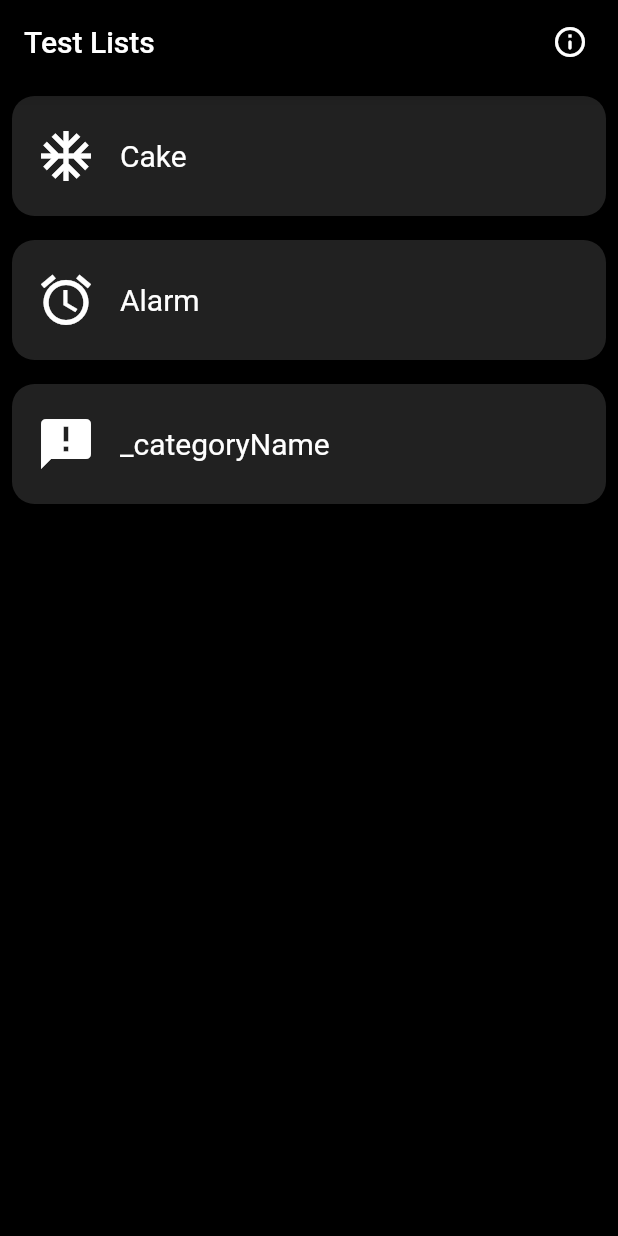
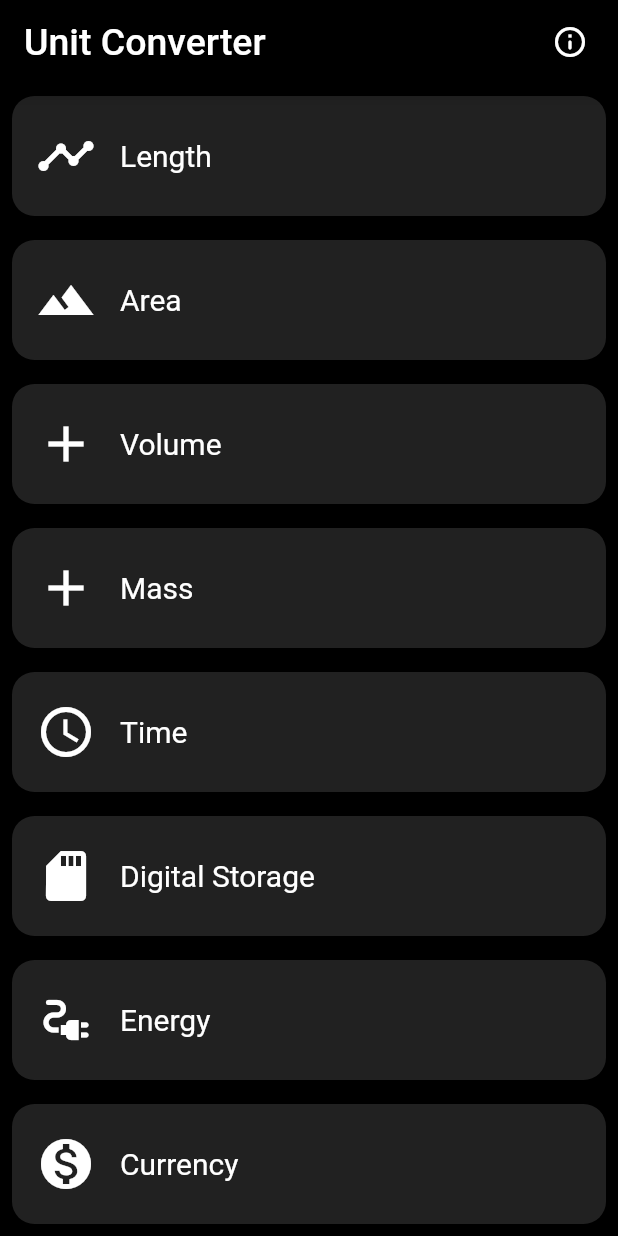
Before and after one commit to akashroshan135/unit-converter, a Flutter app: the screen it shows after launch, on a phone screen of 412 x 824 dp. Run offline on Flutter 3.47's test engine with Material 2 defaults, Android fonts, the phone set to English and light mode, and no system bars.

Commit message:
edit use listview builder

```diff
--- a/lib/category.dart
+++ b/lib/category.dart
@@ -19,9 +19,7 @@ class Category extends StatelessWidget {
   Widget build(BuildContext context) {
     return Padding(
       padding: EdgeInsets.all(8),
-
       child: Container(
-
         height: 80,
         child: Material(
           borderRadius: BorderRadius.circular(15),
@@ -46,7 +44,7 @@ class Category extends StatelessWidget {
                 Center(
                   child: Text(categoryName,
                       style: TextStyle(fontSize: 20, color: Colors.white)),
-                )
+                ),
               ],
             ),
           ),
--- /dev/null
+++ b/lib/category_route.dart
@@ -0,0 +1,79 @@
+// Copyright 2018 The Chromium Authors. All rights reserved.
+// Use of this source code is governed by a BSD-style license that can be
+// found in the LICENSE file.
+
+import 'package:flutter/material.dart';
+
+import 'category.dart';
+
+const _BGColor = Colors.black;
+
+class CategoryRoute extends StatelessWidget {
+  const CategoryRoute();
+
+  static const _categoryIcon = [
+    Icons.timeline,
+    Icons.landscape,
+    Icons.add_outlined,
+    Icons.add_outlined,
+    Icons.access_time,
+    Icons.sd_storage,
+    Icons.electrical_services,
+    Icons.monetization_on,
+  ];
+
+  static const _categoryNames = <String>[
+    'Length',
+    'Area',
+    'Volume',
+    'Mass',
+    'Time',
+    'Digital Storage',
+    'Energy',
+    'Currency',
+  ];
+
+  static const _baseColors = <Color>[
+    Colors.teal,
+    Colors.orange,
+    Colors.pinkAccent,
+    Colors.blueAccent,
+    Colors.yellow,
+    Colors.greenAccent,
+    Colors.purpleAccent,
+    Colors.red,
+  ];
+
+  @override
+  Widget build(BuildContext context) {
+    final appBar = AppBar(
+      title: Text(
+        'Unit Converter',
+        style: TextStyle(fontSize: 25, color: Colors.white),
+      ),
+      backgroundColor: _BGColor,
+      actions: [
+        Padding(
+          padding: EdgeInsets.all(8),
+          child: IconButton(
+            icon: Icon(Icons.info_outline_rounded),
+            onPressed: () => print('Shows about page'),
+          ),
+        ),
+      ],
+    );
+
+    final listview = Container(
+      // color: _BGColor,
+      child: ListView.builder(
+        itemCount: _categoryNames.length,
+        itemBuilder: (BuildContext context, int index) {
+          return Category(
+              _categoryNames[index], _categoryIcon[index], _baseColors[index]);
+        },
+      ),
+    );
+
+    return Scaffold(backgroundColor: _BGColor, appBar: appBar, body: listview);
+  }
+}
--- a/lib/main.dart
+++ b/lib/main.dart
@@ -4,43 +4,17 @@
 
 import 'package:flutter/material.dart';
 
-import 'category.dart';
+import 'category_route.dart';
 
-/// The function that is called when main.dart is run.
 void main() => runApp(MyApp());
 
-/// This widget is the root of our application.
-/// Currently, we just show one widget in our app.
 class MyApp extends StatelessWidget {
   @override
   Widget build(BuildContext context) {
     return MaterialApp(
       //debugShowCheckedModeBanner: false,
       title: 'Test Lists',
-      home: Scaffold(
-        appBar: AppBar(
-          title: Text('Test Lists'),
-          backgroundColor: Colors.black,
-          actions: [
-            Padding(
-              padding: EdgeInsets.all(8),
-              child: IconButton(
-                icon: Icon(Icons.info_outline_rounded),
-                onPressed: () => print('Shows about page'),
-              ),
-            )
-          ],
-        ),
-        backgroundColor: Colors.black,
-        body: Center(
-            child: ListView(
-          children: [
-            Category('Cake', Icons.ac_unit_sharp, Colors.green),
-            Category('Alarm', Icons.access_alarm, Colors.blue[800]),
-            Category('_categoryName', Icons.announcement, Colors.lightBlue),
-          ],
-        )),
-      ),
+      home: CategoryRoute(),
     );
   }
 }
```
